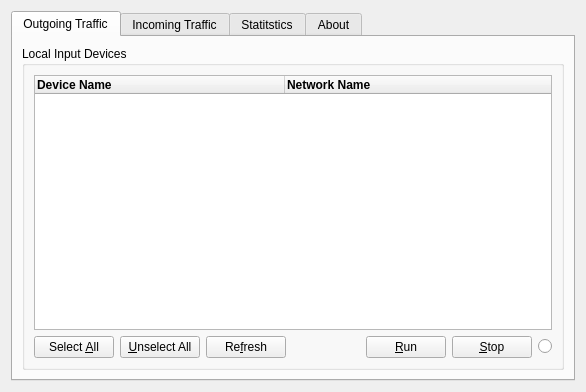
This is gui/MainWidget.ui in Haenisch/MIDI-over-LAN as Qt 5 draws it before an edit. The edited form follows.
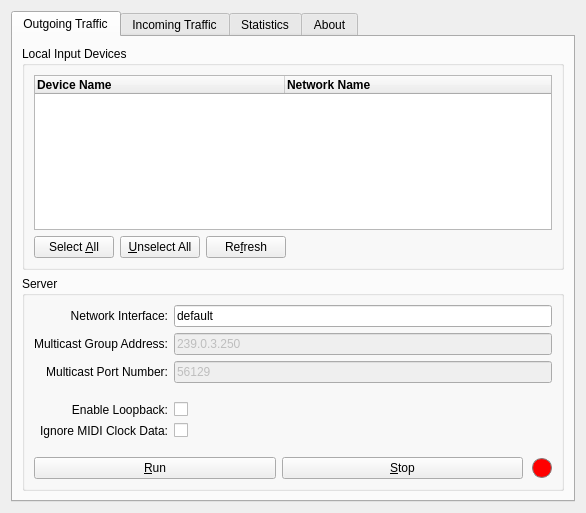
This is the edited form.

```diff
--- a/gui/MainWidget.ui
+++ b/gui/MainWidget.ui
@@ -7,7 +7,7 @@
     <x>0</x>
     <y>0</y>
     <width>586</width>
-    <height>392</height>
+    <height>513</height>
    </rect>
   </property>
   <property name="minimumSize">
@@ -29,8 +29,8 @@
       <attribute name="title">
        <string>Outgoing Traffic</string>
       </attribute>
-      <layout class="QGridLayout" name="gridLayout_3">
-       <item row="0" column="0">
+      <layout class="QVBoxLayout" name="verticalLayout_2">
+       <item>
         <widget class="QGroupBox" name="groupBox_LocalInputDevices">
          <property name="title">
           <string>Local Input Devices</string>
@@ -184,22 +184,237 @@
               </property>
              </spacer>
             </item>
+           </layout>
+          </item>
+         </layout>
+        </widget>
+       </item>
+       <item>
+        <widget class="QGroupBox" name="groupBox_Server_OutgoingTraffic">
+         <property name="title">
+          <string>Server</string>
+         </property>
+         <layout class="QVBoxLayout" name="verticalLayout">
+          <item>
+           <layout class="QGridLayout" name="gridLayout_3">
+            <item row="0" column="0">
+             <widget class="QLabel" name="label_OutgoingTraffic_NetworkInterface">
+              <property name="text">
+               <string>Network Interface:</string>
+              </property>
+              <property name="alignment">
+               <set>Qt::AlignmentFlag::AlignRight|Qt::AlignmentFlag::AlignTrailing|Qt::AlignmentFlag::AlignVCenter</set>
+              </property>
+             </widget>
+            </item>
+            <item row="0" column="1">
+             <widget class="QLineEdit" name="lineEdit_OutgoingTraffic_NetworkInterface">
+              <property name="minimumSize">
+               <size>
+                <width>150</width>
+                <height>0</height>
+               </size>
+              </property>
+              <property name="toolTip">
+               <string>&lt;html&gt;&lt;head/&gt;&lt;body&gt;&lt;p&gt;IPv4 address of the network interface to be used. If not specified, the default interface is used. Alternatively, you can specify a hostname such as 'computer' or 'computer.domain.name', or an alias like 'localhost'.&lt;/p&gt;&lt;/body&gt;&lt;/html&gt;</string>
+              </property>
+              <property name="text">
+               <string>default</string>
+              </property>
+             </widget>
+            </item>
+            <item row="1" column="0">
+             <widget class="QLabel" name="label_OutgoingTraffic_MulticastGroupAddress">
+              <property name="text">
+               <string>Multicast Group Address:</string>
+              </property>
+              <property name="alignment">
+               <set>Qt::AlignmentFlag::AlignRight|Qt::AlignmentFlag::AlignTrailing|Qt::AlignmentFlag::AlignVCenter</set>
+              </property>
+             </widget>
+            </item>
+            <item row="1" column="1">
+             <widget class="QLineEdit" name="lineEdit_OutgoingTraffic_MulticastGroupAddress">
+              <property name="enabled">
+               <bool>false</bool>
+              </property>
+              <property name="minimumSize">
+               <size>
+                <width>150</width>
+                <height>0</height>
+               </size>
+              </property>
+              <property name="toolTip">
+               <string>&lt;html&gt;&lt;head/&gt;&lt;body&gt;&lt;p&gt;IPv4 address of the network interface to be used. If not specified, the default interface is used. Alternatively, you can specify a hostname such as 'computer' or 'computer.domain.name', or an alias like 'localhost'.&lt;/p&gt;&lt;/body&gt;&lt;/html&gt;</string>
+              </property>
+              <property name="text">
+               <string>239.0.3.250</string>
+              </property>
+             </widget>
+            </item>
+            <item row="2" column="0">
+             <widget class="QLabel" name="label_OutgoingTraffic_MulticastPortNumber">
+              <property name="text">
+               <string>Multicast Port Number:</string>
+              </property>
+              <property name="alignment">
+               <set>Qt::AlignmentFlag::AlignRight|Qt::AlignmentFlag::AlignTrailing|Qt::AlignmentFlag::AlignVCenter</set>
+              </property>
+             </widget>
+            </item>
+            <item row="2" column="1">
+             <widget class="QLineEdit" name="lineEdit_OutgoingTraffic_MulticastPortNumber">
+              <property name="enabled">
+               <bool>false</bool>
+              </property>
+              <property name="minimumSize">
+               <size>
+                <width>150</width>
+                <height>0</height>
+               </size>
+              </property>
+              <property name="toolTip">
+               <string>&lt;html&gt;&lt;head/&gt;&lt;body&gt;&lt;p&gt;IPv4 address of the network interface to be used. If not specified, the default interface is used. Alternatively, you can specify a hostname such as 'computer' or 'computer.domain.name', or an alias like 'localhost'.&lt;/p&gt;&lt;/body&gt;&lt;/html&gt;</string>
+              </property>
+              <property name="text">
+               <string>56129</string>
+              </property>
+             </widget>
+            </item>
+            <item row="3" column="0">
+             <spacer name="verticalSpacer_4">
+              <property name="orientation">
+               <enum>Qt::Orientation::Vertical</enum>
+              </property>
+              <property name="sizeType">
+               <enum>QSizePolicy::Policy::Fixed</enum>
+              </property>
+              <property name="sizeHint" stdset="0">
+               <size>
+                <width>20</width>
+                <height>13</height>
+               </size>
+              </property>
+             </spacer>
+            </item>
+            <item row="4" column="0">
+             <widget class="QLabel" name="label_OutgoingTraffic_EnableLoopback">
+              <property name="toolTip">
+               <string>&lt;html&gt;&lt;head/&gt;&lt;body&gt;&lt;p&gt;If loopback is enabled, a local client can receive the multicast packets.&lt;/p&gt;&lt;/body&gt;&lt;/html&gt;</string>
+              </property>
+              <property name="text">
+               <string>Enable Loopback:</string>
+              </property>
+              <property name="alignment">
+               <set>Qt::AlignmentFlag::AlignRight|Qt::AlignmentFlag::AlignTrailing|Qt::AlignmentFlag::AlignVCenter</set>
+              </property>
+             </widget>
+            </item>
+            <item row="4" column="1">
+             <widget class="QCheckBox" name="checkBox_OutgoingTraffic_EnableLoopback">
+              <property name="toolTip">
+               <string>&lt;html&gt;&lt;head/&gt;&lt;body&gt;&lt;p&gt;If loopback is enabled, a local client can receive the multicast packets.&lt;/p&gt;&lt;/body&gt;&lt;/html&gt;</string>
+              </property>
+              <property name="text">
+               <string/>
+              </property>
+             </widget>
+            </item>
+            <item row="5" column="0">
+             <widget class="QLabel" name="label_OutgoingTraffic_IgnoreMidiClock">
+              <property name="text">
+               <string>Ignore MIDI Clock Data:</string>
+              </property>
+              <property name="alignment">
+               <set>Qt::AlignmentFlag::AlignRight|Qt::AlignmentFlag::AlignTrailing|Qt::AlignmentFlag::AlignVCenter</set>
+              </property>
+             </widget>
+            </item>
+            <item row="5" column="1">
+             <widget class="QCheckBox" name="checkBox_OutgoingTraffic_IgnoreMidiClock">
+              <property name="toolTip">
+               <string/>
+              </property>
+              <property name="text">
+               <string/>
+              </property>
+             </widget>
+            </item>
+           </layout>
+          </item>
+          <item>
+           <spacer name="verticalSpacer_3">
+            <property name="orientation">
+             <enum>Qt::Orientation::Vertical</enum>
+            </property>
+            <property name="sizeType">
+             <enum>QSizePolicy::Policy::Fixed</enum>
+            </property>
+            <property name="sizeHint" stdset="0">
+             <size>
+              <width>20</width>
+              <height>13</height>
+             </size>
+            </property>
+           </spacer>
+          </item>
+          <item>
+           <layout class="QHBoxLayout" name="horizontalLayout_2">
             <item>
-             <widget class="QPushButton" name="pushButton_LocalInputPorts_Run">
+             <widget class="QPushButton" name="pushButton_OutgoingTraffic_Run">
               <property name="text">
                <string>&amp;Run</string>
               </property>
              </widget>
             </item>
             <item>
-             <widget class="QPushButton" name="pushButton_LocalInputPorts_Stop">
+             <widget class="QPushButton" name="pushButton_OutgoingTraffic_Stop">
               <property name="text">
                <string>&amp;Stop</string>
               </property>
              </widget>
             </item>
             <item>
-             <widget class="QRadioButton" name="radioButton">
+             <spacer name="horizontalSpacer_5">
+              <property name="orientation">
+               <enum>Qt::Orientation::Horizontal</enum>
+              </property>
+              <property name="sizeType">
+               <enum>QSizePolicy::Policy::Fixed</enum>
+              </property>
+              <property name="sizeHint" stdset="0">
+               <size>
+                <width>3</width>
+                <height>19</height>
+               </size>
+              </property>
+             </spacer>
+            </item>
+            <item>
+             <widget class="QLabel" name="label_OutgoingTraffic_ServerStatus">
+              <property name="sizePolicy">
+               <sizepolicy hsizetype="Fixed" vsizetype="Fixed">
+                <horstretch>0</horstretch>
+                <verstretch>0</verstretch>
+               </sizepolicy>
+              </property>
+              <property name="minimumSize">
+               <size>
+                <width>20</width>
+                <height>20</height>
+               </size>
+              </property>
+              <property name="maximumSize">
+               <size>
+                <width>20</width>
+                <height>20</height>
+               </size>
+              </property>
+              <property name="styleSheet">
+               <string notr="true">background-color: red;
+border: 1px solid gray;
+border-radius: 10px;</string>
+              </property>
               <property name="text">
                <string/>
               </property>
@@ -219,7 +434,7 @@
      </widget>
      <widget class="QWidget" name="tab_Statistics">
       <attribute name="title">
-       <string>Statitstics</string>
+       <string>Statistics</string>
       </attribute>
       <layout class="QGridLayout" name="gridLayout_4">
        <item row="0" column="0">
```
